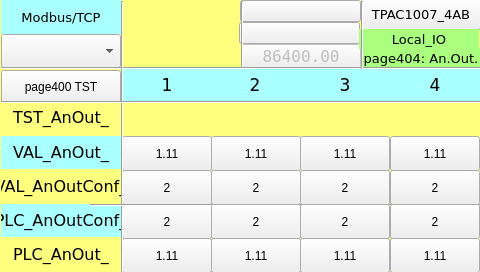
Above: TPAC1007_04_AB/Local_IO_HMI/page404.ui from MECTsrl/mect_apps before the change. Below: the same form after it.
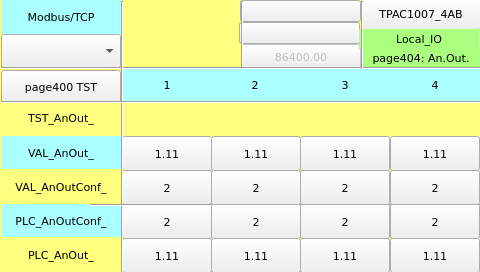
That is the form after the change. Custom widgets are drawn as their Qt base class.

```diff
--- a/TPAC1007_04_AB/Local_IO_HMI/page404.ui
+++ b/TPAC1007_04_AB/Local_IO_HMI/page404.ui
@@ -40,6 +40,12 @@
      <height>35</height>
     </rect>
    </property>
+   <property name="font">
+    <font>
+     <family>DejaVu Sans</family>
+     <pointsize>8</pointsize>
+    </font>
+   </property>
    <property name="text">
     <string>2</string>
    </property>
@@ -134,7 +140,7 @@
    <property name="font">
     <font>
      <family>DejaVu Sans</family>
-     <pointsize>12</pointsize>
+     <pointsize>8</pointsize>
     </font>
    </property>
    <property name="styleSheet">
@@ -169,6 +175,12 @@
      <height>35</height>
     </rect>
    </property>
+   <property name="font">
+    <font>
+     <family>DejaVu Sans</family>
+     <pointsize>8</pointsize>
+    </font>
+   </property>
    <property name="text">
     <string>1.11</string>
    </property>
@@ -229,7 +241,7 @@
    <property name="font">
     <font>
      <family>DejaVu Sans</family>
-     <pointsize>13</pointsize>
+     <pointsize>8</pointsize>
     </font>
    </property>
    <property name="styleSheet">
@@ -290,7 +302,7 @@
    <property name="font">
     <font>
      <family>DejaVu Sans</family>
-     <pointsize>13</pointsize>
+     <pointsize>8</pointsize>
     </font>
    </property>
    <property name="styleSheet">
@@ -315,7 +327,7 @@
    <property name="font">
     <font>
      <family>DejaVu Sans</family>
-     <pointsize>12</pointsize>
+     <pointsize>8</pointsize>
     </font>
    </property>
    <property name="styleSheet">
@@ -340,7 +352,7 @@
    <property name="font">
     <font>
      <family>DejaVu Sans</family>
-     <pointsize>12</pointsize>
+     <pointsize>8</pointsize>
     </font>
    </property>
    <property name="styleSheet">
@@ -365,7 +377,7 @@
    <property name="font">
     <font>
      <family>DejaVu Sans</family>
-     <pointsize>12</pointsize>
+     <pointsize>8</pointsize>
     </font>
    </property>
    <property name="styleSheet">
@@ -387,6 +399,12 @@
      <height>35</height>
     </rect>
    </property>
+   <property name="font">
+    <font>
+     <family>DejaVu Sans</family>
+     <pointsize>8</pointsize>
+    </font>
+   </property>
    <property name="text">
     <string>1.11</string>
    </property>
@@ -510,6 +528,12 @@
      <height>34</height>
     </rect>
    </property>
+   <property name="font">
+    <font>
+     <family>DejaVu Sans</family>
+     <pointsize>8</pointsize>
+    </font>
+   </property>
    <property name="toolTip">
     <string/>
    </property>
@@ -560,6 +584,12 @@
      <height>35</height>
     </rect>
    </property>
+   <property name="font">
+    <font>
+     <family>DejaVu Sans</family>
+     <pointsize>8</pointsize>
+    </font>
+   </property>
    <property name="text">
     <string>2</string>
    </property>
@@ -620,7 +650,7 @@
    <property name="font">
     <font>
      <family>DejaVu Sans</family>
-     <pointsize>10</pointsize>
+     <pointsize>8</pointsize>
      <weight>50</weight>
      <bold>false</bold>
     </font>
@@ -690,8 +720,8 @@
    </property>
    <property name="font">
     <font>
-     <family>DejaVu Sans Mono</family>
-     <pointsize>12</pointsize>
+     <family>DejaVu Sans</family>
+     <pointsize>8</pointsize>
     </font>
    </property>
    <property name="text">
@@ -754,7 +784,7 @@
    <property name="font">
     <font>
      <family>DejaVu Sans</family>
-     <pointsize>10</pointsize>
+     <pointsize>8</pointsize>
     </font>
    </property>
    <property name="styleSheet">
@@ -816,7 +846,7 @@
    <property name="font">
     <font>
      <family>DejaVu Sans</family>
-     <pointsize>12</pointsize>
+     <pointsize>8</pointsize>
     </font>
    </property>
    <property name="styleSheet">
@@ -854,7 +884,7 @@
    <property name="font">
     <font>
      <family>DejaVu Sans</family>
-     <pointsize>13</pointsize>
+     <pointsize>8</pointsize>
     </font>
    </property>
    <property name="styleSheet">
@@ -879,7 +909,7 @@
    <property name="font">
     <font>
      <family>DejaVu Sans</family>
-     <pointsize>13</pointsize>
+     <pointsize>8</pointsize>
     </font>
    </property>
    <property name="styleSheet">
@@ -961,7 +991,7 @@
    <property name="font">
     <font>
      <family>DejaVu Sans</family>
-     <pointsize>10</pointsize>
+     <pointsize>8</pointsize>
     </font>
    </property>
    <property name="styleSheet">
@@ -986,7 +1016,7 @@
    <property name="font">
     <font>
      <family>DejaVu Sans</family>
-     <pointsize>10</pointsize>
+     <pointsize>8</pointsize>
     </font>
    </property>
    <property name="styleSheet">
@@ -1021,6 +1051,12 @@
      <height>35</height>
     </rect>
    </property>
+   <property name="font">
+    <font>
+     <family>DejaVu Sans</family>
+     <pointsize>8</pointsize>
+    </font>
+   </property>
    <property name="text">
     <string>2</string>
    </property>
@@ -1078,6 +1114,12 @@
      <height>35</height>
     </rect>
    </property>
+   <property name="font">
+    <font>
+     <family>DejaVu Sans</family>
+     <pointsize>8</pointsize>
+    </font>
+   </property>
    <property name="text">
     <string>2</string>
    </property>
@@ -1135,6 +1177,12 @@
      <height>35</height>
     </rect>
    </property>
+   <property name="font">
+    <font>
+     <family>DejaVu Sans</family>
+     <pointsize>8</pointsize>
+    </font>
+   </property>
    <property name="text">
     <string>1.11</string>
    </property>
@@ -1228,6 +1276,12 @@
      <height>35</height>
     </rect>
    </property>
+   <property name="font">
+    <font>
+     <family>DejaVu Sans</family>
+     <pointsize>8</pointsize>
+    </font>
+   </property>
    <property name="text">
     <string>1.11</string>
    </property>
@@ -1285,6 +1339,12 @@
      <height>35</height>
     </rect>
    </property>
+   <property name="font">
+    <font>
+     <family>DejaVu Sans</family>
+     <pointsize>8</pointsize>
+    </font>
+   </property>
    <property name="text">
     <string>1.11</string>
    </property>
@@ -1342,6 +1402,12 @@
      <height>35</height>
     </rect>
    </property>
+   <property name="font">
+    <font>
+     <family>DejaVu Sans</family>
+     <pointsize>8</pointsize>
+    </font>
+   </property>
    <property name="text">
     <string>1.11</string>
    </property>
@@ -1399,6 +1465,12 @@
      <height>35</height>
     </rect>
    </property>
+   <property name="font">
+    <font>
+     <family>DejaVu Sans</family>
+     <pointsize>8</pointsize>
+    </font>
+   </property>
    <property name="text">
     <string>2</string>
    </property>
@@ -1492,6 +1564,12 @@
      <height>35</height>
     </rect>
    </property>
+   <property name="font">
+    <font>
+     <family>DejaVu Sans</family>
+     <pointsize>8</pointsize>
+    </font>
+   </property>
    <property name="text">
     <string>2</string>
    </property>
@@ -1585,6 +1663,12 @@
      <height>35</height>
     </rect>
    </property>
+   <property name="font">
+    <font>
+     <family>DejaVu Sans</family>
+     <pointsize>8</pointsize>
+    </font>
+   </property>
    <property name="text">
     <string>2</string>
    </property>
@@ -1642,6 +1726,12 @@
      <height>35</height>
     </rect>
    </property>
+   <property name="font">
+    <font>
+     <family>DejaVu Sans</family>
+     <pointsize>8</pointsize>
+    </font>
+   </property>
    <property name="text">
     <string>1.11</string>
    </property>
@@ -1699,6 +1789,12 @@
      <height>35</height>
     </rect>
    </property>
+   <property name="font">
+    <font>
+     <family>DejaVu Sans</family>
+     <pointsize>8</pointsize>
+    </font>
+   </property>
    <property name="text">
     <string>1.11</string>
    </property>
@@ -1756,6 +1852,12 @@
      <height>35</height>
     </rect>
    </property>
+   <property name="font">
+    <font>
+     <family>DejaVu Sans</family>
+     <pointsize>8</pointsize>
+    </font>
+   </property>
    <property name="text">
     <string>2</string>
    </property>
```
Left out of the diff: 44 changed lines with no effect on the pictures.
